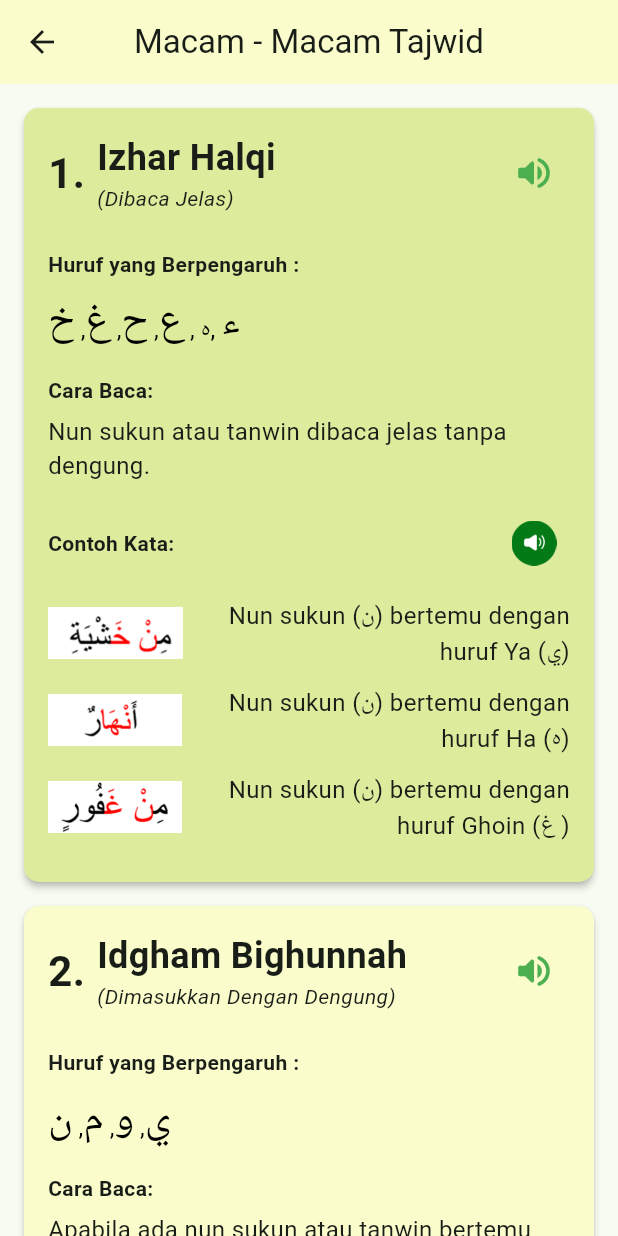
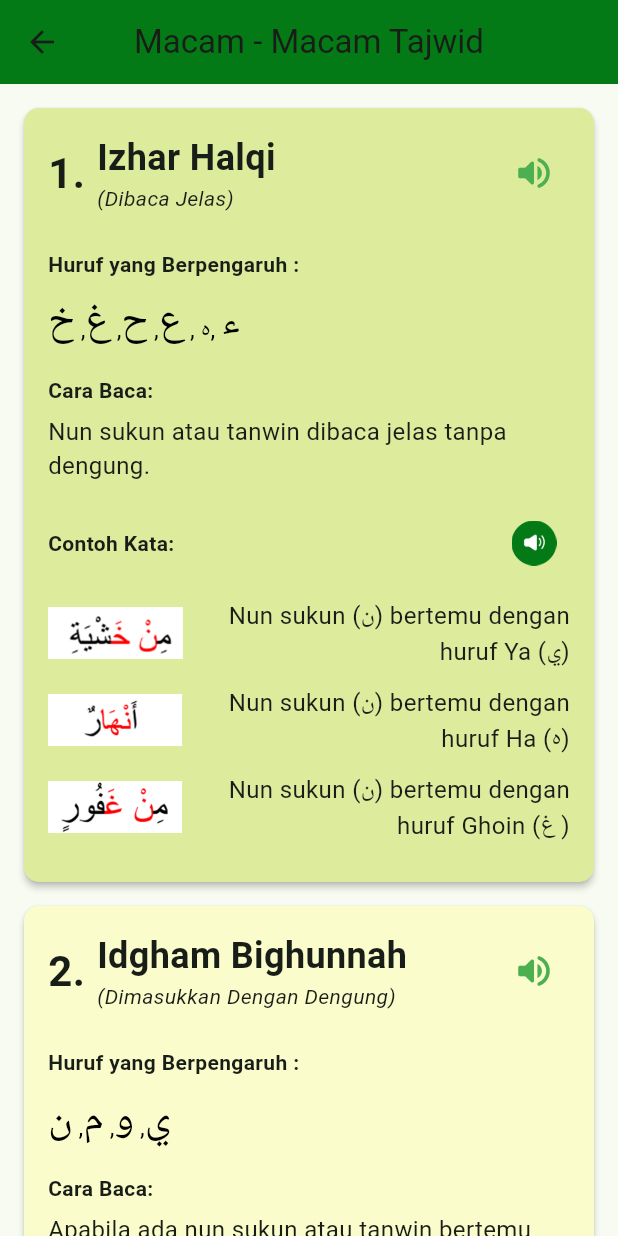
Before and after one commit to Rvmps00/TajwidKidz, a Flutter app: the MacamTajwidScreen screen opened directly, on a phone screen of 412 x 824 dp. Run offline on Flutter 3.47's test engine with Material 3 defaults, Android fonts, the phone set to English and light mode, and no system bars; our stand-ins replace audioplayers, cloud_firestore, firebase_auth, firebase_core, firebase_storage, flutter_tts and 7 more; missing offline and left inert: firebase_app_check, record; accounts and stored records are empty.

Commit message:
UPDATE AGAIN

```diff
--- a/lib/Modul4_MacamTajwid/view/macam_tajwid_screen.dart
+++ b/lib/Modul4_MacamTajwid/view/macam_tajwid_screen.dart
@@ -88,7 +88,7 @@ class _MacamTajwidScreenState extends State<MacamTajwidScreen> {
       child: Scaffold(
         appBar: AppBar(
           title: const Text("Macam - Macam Tajwid"),
-          backgroundColor: const Color(0xFFFAFDCB),
+          backgroundColor: const Color(0xFF037A16),
           centerTitle: true,
           leading: IconButton(
             icon: const Icon(Icons.arrow_back),
```
